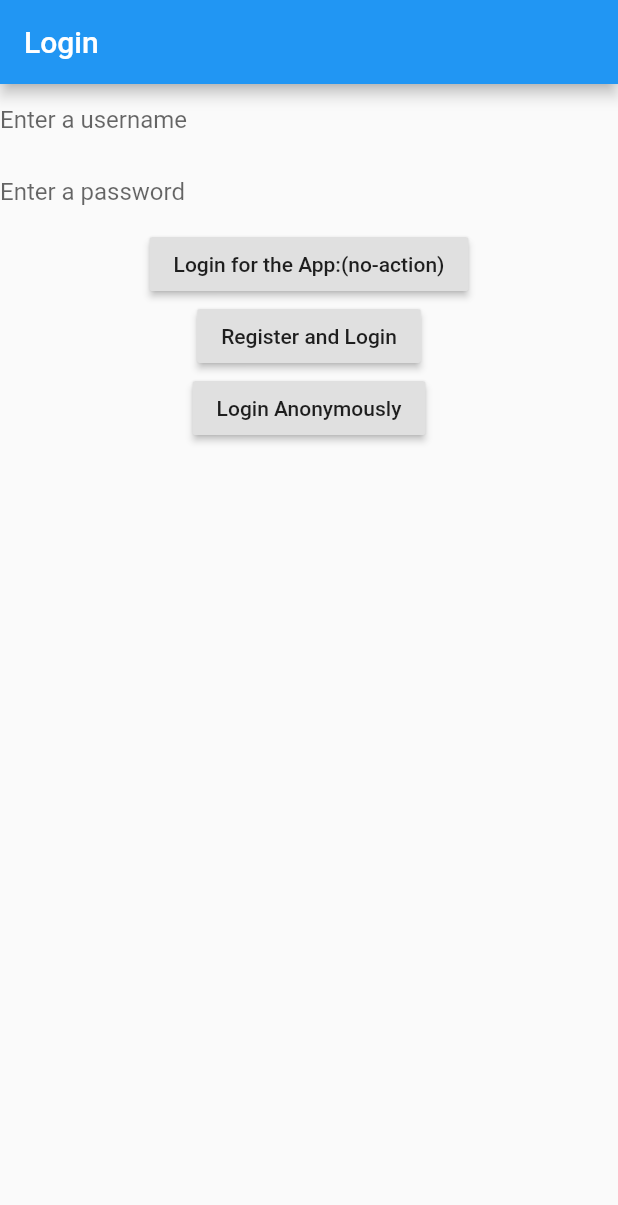
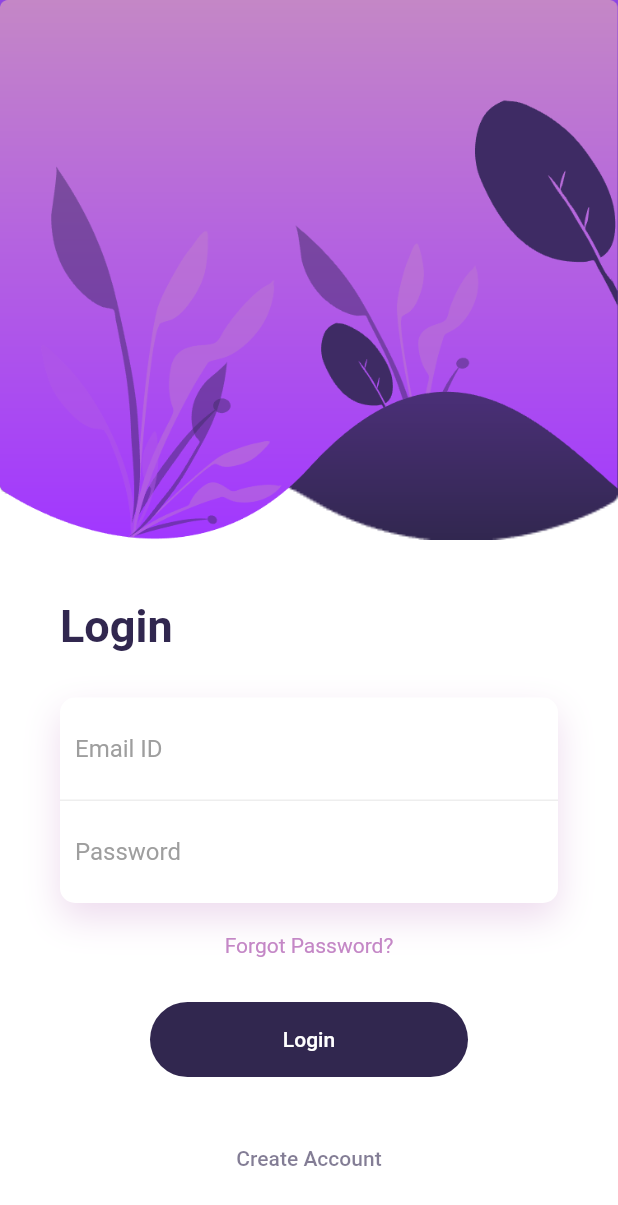
Before and after one commit to mdg-soc-19/code-on, a Flutter app: the screen it shows after launch, on a phone screen of 412 x 824 dp. Shown: the top 1205 px of the screen. Run offline on Flutter 3.47's test engine with Material 2 defaults, Android fonts, the phone set to English and light mode, and no system bars; our stand-ins replace firebase_auth, simple_animations; accounts and stored records are empty.

```diff
--- /dev/null
+++ b/lib/animations/fade_animations.dart
@@ -0,0 +1,32 @@
+import 'package:flutter/material.dart';
+import 'package:simple_animations/simple_animations.dart';
+
+class FadeAnimation extends StatelessWidget {
+  final double delay;
+  final Widget child;
+
+  FadeAnimation(this.delay, this.child);
+
+  @override
+  Widget build(BuildContext context) {
+    final tween = MultiTrackTween([
+      Track("opacity")
+          .add(Duration(milliseconds: 500), Tween(begin: 0.0, end: 1.0)),
+      Track("translateY").add(
+          Duration(milliseconds: 500), Tween(begin: -30.0, end: 0.0),
+          curve: Curves.easeOut)
+    ]);
+
+    return ControlledAnimation(
+      delay: Duration(milliseconds: (500 * delay).round()),
+      duration: tween.duration,
+      tween: tween,
+      child: child,
+      builderWithChild: (context, child, animation) => Opacity(
+        opacity: animation["opacity"],
+        child: Transform.translate(
+            offset: Offset(0, animation["translateY"]), child: child),
+      ),
+    );
+  }
+}
--- a/lib/main.dart
+++ b/lib/main.dart
@@ -1,9 +1,9 @@
 import 'package:flutter/material.dart';
 import 'package:provider/provider.dart';
 
-import 'package:code_on/utility/auth.dart';
+import 'package:code_on/services/auth.dart';
 import 'package:code_on/models/user.dart';
-import 'package:code_on/pages/login_page.dart';
+import 'package:code_on/pages/auth_page.dart';
 import 'package:code_on/pages/home_page.dart';
 
 void main() => runApp(MyApp());
@@ -14,7 +14,7 @@ class Wrapper extends StatelessWidget {
     final user = Provider.of<User>(context);
     print(user);
     if (user == null) {
-      return LoginPage();
+      return Authenticate();
     } else {
       return HomePage();
     }
--- /dev/null
+++ b/lib/pages/auth_page.dart
@@ -0,0 +1,26 @@
+import 'package:flutter/material.dart';
+
+import 'package:code_on/pages/login_page.dart';
+import 'package:code_on/pages/register_page.dart';
+
+class Authenticate extends StatefulWidget {
+  @override
+  _AuthenticateState createState() => _AuthenticateState();
+}
+
+class _AuthenticateState extends State<Authenticate> {
+  bool showSignIn = true;
+  void toggleView() {
+    //print(showSignIn.toString());
+    setState(() => showSignIn = !showSignIn);
+  }
+
+  @override
+  Widget build(BuildContext context) {
+    if (showSignIn) {
+      return LoginPage(toggleView: toggleView);
+    } else {
+      return RegisterPage(toggleView: toggleView);
+    }
+  }
+}
--- a/lib/pages/home_page.dart
+++ b/lib/pages/home_page.dart
@@ -1,9 +1,9 @@
-import 'package:code_on/main.dart';
-import 'package:code_on/utility/auth.dart';
 import 'package:flutter/material.dart';
 
+import 'package:code_on/services/auth.dart';
+
 class HomePage extends StatelessWidget {
-  AuthService _auth= AuthService();
+  AuthService _auth = AuthService();
   @override
   Widget build(BuildContext context) {
     return Scaffold(
--- a/lib/pages/login_page.dart
+++ b/lib/pages/login_page.dart
@@ -1,8 +1,12 @@
-import 'package:code_on/utility/auth.dart';
 import 'package:flutter/material.dart';
-import 'package:code_on/main.dart';
+
+import 'package:code_on/services/auth.dart';
+import 'package:code_on/animations/fade_animations.dart';
 
 class LoginPage extends StatefulWidget {
+  final Function toggleView;
+  LoginPage({this.toggleView});
+
   @override
   State<StatefulWidget> createState() {
     return _LoginPageState();
@@ -10,78 +14,184 @@ class LoginPage extends StatefulWidget {
 }
 
 class _LoginPageState extends State<LoginPage> {
-  String _status = 'no-action';
-  final usernamecontroller = TextEditingController();
-  final passwordcontroller = TextEditingController();
-  AuthService _auth = AuthService();
+  final AuthService _auth = AuthService();
+  final _formkey = GlobalKey<FormState>();
+  bool loading = false;
 
-  @override
-  void dispose() {
-    usernamecontroller.dispose();
-    passwordcontroller.dispose();
-    super.dispose();
-  }
+  String _email = '';
+  String _password = '';
 
   @override
   Widget build(BuildContext context) {
+    final width = MediaQuery.of(context).size.width;
     return Scaffold(
-      appBar: AppBar(title: Text('Login')),
-      body: Container(
-        child: Column(
-          children: <Widget>[
-            TextField(
-              controller: usernamecontroller,
-              decoration: InputDecoration(
-                  border: InputBorder.none, hintText: 'Enter a username'),
+      backgroundColor: Colors.white,
+      body: Column(
+        crossAxisAlignment: CrossAxisAlignment.start,
+        children: <Widget>[
+          Container(
+            height: 400,
+            child: Stack(
+              children: <Widget>[
+                Positioned(
+                  top: -40,
+                  height: 400,
+                  width: width,
+                  child: FadeAnimation(
+                      1,
+                      Container(
+                        decoration: BoxDecoration(
+                            image: DecorationImage(
+                                image: AssetImage(
+                                    'assets/images/background-1.png'),
+                                fit: BoxFit.fill)),
+                      )),
+                ),
+                Positioned(
+                  height: 400,
+                  width: width + 20,
+                  child: FadeAnimation(
+                      1.3,
+                      Container(
+                        decoration: BoxDecoration(
+                            image: DecorationImage(
+                                image: AssetImage(
+                                    'assets/images/background-2.png'),
+                                fit: BoxFit.fill)),
+                      )),
+                )
+              ],
             ),
-            TextField(
-              controller: passwordcontroller,
-              decoration: InputDecoration(
-                  border: InputBorder.none, hintText: 'Enter a password'),
+          ),
+          Padding(
+            padding: EdgeInsets.symmetric(horizontal: 40),
+            child: Column(
+              crossAxisAlignment: CrossAxisAlignment.start,
+              children: <Widget>[
+                FadeAnimation(
+                    1.5,
+                    Text(
+                      "Login",
+                      style: TextStyle(
+                          color: Color.fromRGBO(49, 39, 79, 1),
+                          fontWeight: FontWeight.bold,
+                          fontSize: 30),
+                    )),
+                SizedBox(
+                  height: 30,
+                ),
+                FadeAnimation(
+                    1.7,
+                    Container(
+                      decoration: BoxDecoration(
+                          borderRadius: BorderRadius.circular(10),
+                          color: Colors.white,
+                          boxShadow: [
+                            BoxShadow(
+                              color: Color.fromRGBO(196, 135, 198, .3),
+                              blurRadius: 20,
+                              offset: Offset(0, 10),
+                            )
+                          ]),
+                      child: Form(
+                        key: _formkey,
+                        child: Column(
+                          children: <Widget>[
+                            Container(
+                              padding: EdgeInsets.all(10),
+                              decoration: BoxDecoration(
+                                  border: Border(
+                                      bottom:
+                                          BorderSide(color: Colors.grey[200]))),
+                              child: TextFormField(
+                                validator: (val) => val.isEmpty
+                                    ? 'Enter a valid email ID'
+                                    : null,
+                                onChanged: (val) {
+                                  setState(() => _email = val);
+                                },
+                                decoration: InputDecoration(
+                                    border: InputBorder.none,
+                                    hintText: "Email ID",
+                                    hintStyle: TextStyle(color: Colors.grey)),
+                              ),
+                            ),
+                            Container(
+                              padding: EdgeInsets.all(10),
+                              child: TextFormField(
+                                validator: (val) => val.length < 6
+                                    ? 'Enter a password 6 chars or longer'
+                                    : null,
+                                onChanged: (val) {
+                                  setState(() => _password = val);
+                                },
+                                obscureText: true,
+                                decoration: InputDecoration(
+                                    border: InputBorder.none,
+                                    hintText: "Password",
+                                    hintStyle: TextStyle(color: Colors.grey)),
+                              ),
+                            )
+                          ],
+                        ),
+                      ),
+                    )),
+                SizedBox(
+                  height: 20,
+                ),
+                FadeAnimation(
+                    1.7,
+                    Center(
+                        child: Text(
+                      "Forgot Password?",
+                      style: TextStyle(color: Color.fromRGBO(196, 135, 198, 1)),
+                    ))),
+                SizedBox(
+                  height: 30,
+                ),
+                FadeAnimation(
+                    1.9,
+                    Container(
+                      height: 50,
+                      margin: EdgeInsets.symmetric(horizontal: 60),
+                      decoration: BoxDecoration(
+                        borderRadius: BorderRadius.circular(50),
+                        color: Color.fromRGBO(49, 39, 79, 1),
+                      ),
+                      child: Center(
+                          child: FlatButton(
+                        child: Text(
+                          "Login",
+                          style: TextStyle(color: Colors.white),
+                        ),
+                        onPressed: () async {
+                          if (_formkey.currentState.validate()) {
+                            dynamic result = await _auth
+                                .signInWithEmailAndPassword(_email, _password);
+                            if (result == null) {
+                              print('Error');
+                            }
+                          }
+                        },
+                      )),
+                    )),
+                SizedBox(
+                  height: 30,
+                ),
+                FadeAnimation(
+                    2,
+                    Center(
+                        child: FlatButton(
+                      child: Text(
+                        "Create Account",
+                        style: TextStyle(color: Color.fromRGBO(49, 39, 79, .6)),
+                      ),
+                      onPressed: () => widget.toggleView(),
+                    ))),
+              ],
             ),
-            RaisedButton(
-              child: Text('Login for the App:(${this._status})'),
-              onPressed: () {
-                setState(() {
-                  _status = 'loading';
-                });
-                _auth
-                    .signInWithEmailAndPassword(
-                        usernamecontroller.text, passwordcontroller.text)
-                    .then((result) {
-                  if (result) {
-                  } else {
-                    setState(() {
-                      _status = 'rejected';
-                    });
-                  }
-                });
-              },
-            ),
-            RaisedButton(
-              child: Text('Register and Login'),
-              onPressed: () {
-                dynamic result = _auth.registerWithEmailAndPassword(
-                    usernamecontroller.text, passwordcontroller.text);
-                if (result == null) {
-                  print('Error');
-                }
-              },
-            ),
-            RaisedButton(
-              child: Text('Login Anonymously'),
-              onPressed: () async {
-                final AuthService _auth = AuthService();
-                dynamic user = await _auth.signInAnon();
-                if (user == null) {
-                  print('Error');
-                } else {
-                  print(user);
-                }
-              },
-            )
-          ],
-        ),
+          )
+        ],
       ),
     );
   }
--- a/lib/utility/auth.dart
+++ b/lib/services/auth.dart
@@ -1,4 +1,5 @@
 import 'package:firebase_auth/firebase_auth.dart';
+
 import 'package:code_on/models/user.dart';
 
 class AuthService {
--- a/pubspec.yaml
+++ b/pubspec.yaml
@@ -25,6 +25,7 @@ dependencies:
   firebase_auth: ^0.15.1
   cloud_firestore: ^0.12.11
   provider: ^3.2.0
+  simple_animations: ^1.3.4
 
 dev_dependencies:
   flutter_test:
@@ -40,8 +41,8 @@ flutter:
   # the material Icons class.
   uses-material-design: true
   # To add assets to your application, add an assets section, like this:
-  # assets:
-  #  - images/a_dot_burr.jpeg
+  assets:
+    - assets/images/
   #  - images/a_dot_ham.jpeg
   # An image asset can refer to one or more resolution-specific "variants", see
   # https://flutter.dev/assets-and-images/#resolution-aware.
```
Also changed, not shown: lib/pages/register_page.dart (added, +210 -0 lines), assets/images/background-1.png (added), assets/images/background-2.png (added), assets/images/background.png (added), assets/images/clock.png (added), assets/images/clock1.png (added), assets/images/light-1.png (added), assets/images/light-2.png (added), pubspec.lock.
